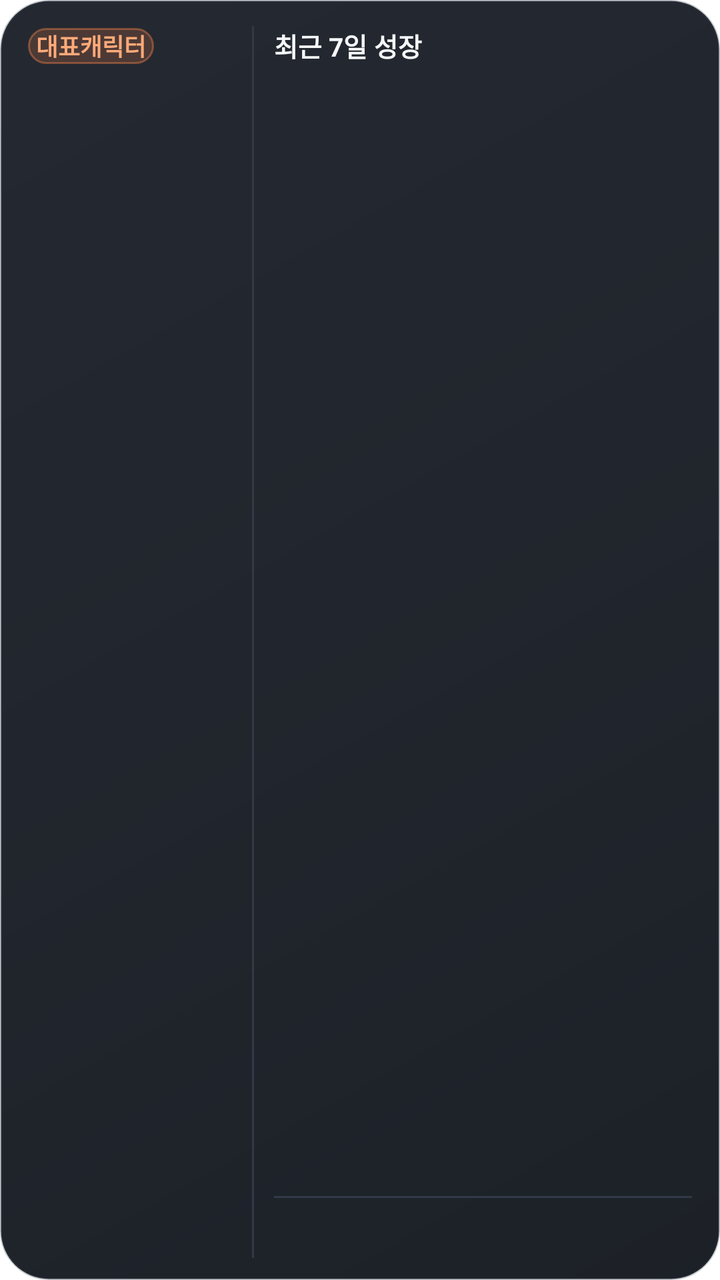
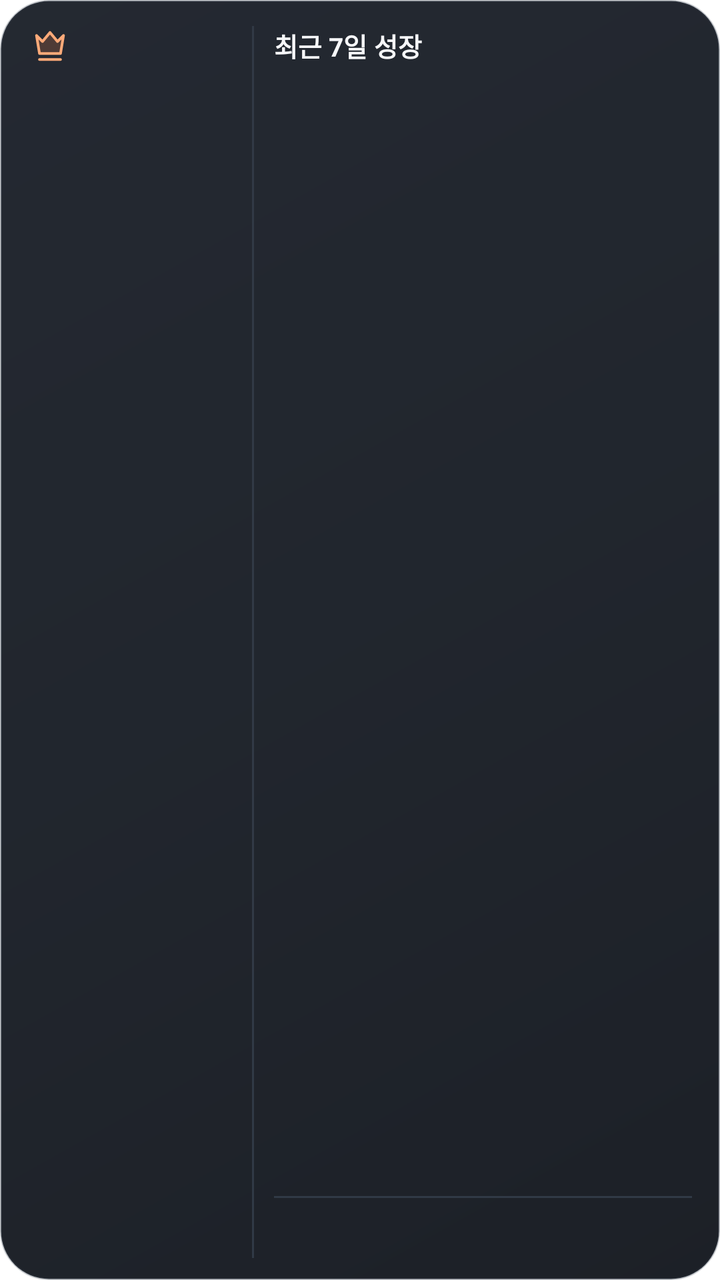

Screens rendered from an Android XML layout before and after an edit, with the pre-edit source and the edit as a unified diff.
<!-- AndroidManifest.xml: application theme Theme.maple_guild_tracker -->
<!-- res/layout/widget_primary_combined.xml -->
<?xml version="1.0" encoding="utf-8"?>
<LinearLayout xmlns:android="http://schemas.android.com/apk/res/android"
    android:id="@+id/primary_widget_root"
    android:layout_width="match_parent"
    android:layout_height="match_parent"
    android:background="@drawable/maple_widget_background"
    android:orientation="horizontal">

    <LinearLayout
        android:layout_width="112dp"
        android:layout_height="match_parent"
        android:orientation="vertical"
        android:paddingRight="10dp">
        <LinearLayout android:layout_width="match_parent" android:layout_height="20dp" android:gravity="center_vertical" android:orientation="horizontal">
            <TextView android:layout_width="wrap_content" android:layout_height="18dp" android:background="@drawable/maple_widget_label_background" android:gravity="center" android:paddingLeft="4dp" android:paddingRight="4dp" android:text="대표캐릭터" android:textColor="#FFAA79" android:textSize="12sp" android:textStyle="bold" />
            <TextView android:id="@+id/primary_name" android:layout_width="0dp" android:layout_height="wrap_content" android:layout_marginStart="4dp" android:layout_weight="1" android:ellipsize="end" android:gravity="end" android:maxLines="1" android:textColor="#D8DEE8" android:textSize="12sp" android:textStyle="bold" />
        </LinearLayout>
        <FrameLayout android:layout_width="match_parent" android:layout_height="0dp" android:layout_marginTop="2dp" android:layout_weight="1">
            <ViewFlipper
                android:id="@+id/primary_avatar_flipper"
                android:layout_width="match_parent"
                android:layout_height="match_parent"
                android:autoStart="true"
                android:flipInterval="650">
                <ImageView android:id="@+id/primary_avatar_frame_0" android:layout_width="match_parent" android:layout_height="match_parent" android:adjustViewBounds="true" android:contentDescription="대표 캐릭터 대기 모션" android:scaleType="fitCenter" />
                <ImageView android:id="@+id/primary_avatar_frame_1" android:layout_width="match_parent" android:layout_height="match_parent" android:adjustViewBounds="true" android:contentDescription="대표 캐릭터 대기 모션" android:scaleType="fitCenter" />
                <ImageView android:id="@+id/primary_avatar_frame_2" android:layout_width="match_parent" android:layout_height="match_parent" android:adjustViewBounds="true" android:contentDescription="대표 캐릭터 대기 모션" android:scaleType="fitCenter" />
                <ImageView android:id="@+id/primary_avatar_frame_3" android:layout_width="match_parent" android:layout_height="match_parent" android:adjustViewBounds="true" android:contentDescription="대표 캐릭터 대기 모션" android:scaleType="fitCenter" />
            </ViewFlipper>
        </FrameLayout>
        <TextView android:id="@+id/primary_rate" android:layout_width="match_parent" android:layout_height="21dp" android:gravity="center|bottom" android:maxLines="1" android:textColor="#FFFFFF" android:textSize="16sp" android:textStyle="bold" />
        <TextView android:id="@+id/primary_gain" android:layout_width="match_parent" android:layout_height="14dp" android:gravity="center" android:maxLines="1" android:textColor="#69D9B6" android:textSize="12sp" android:textStyle="bold" />
    </LinearLayout>

    <TextView android:layout_width="1dp" android:layout_height="match_parent" android:layout_marginRight="10dp" android:background="#313A46" />

    <LinearLayout android:layout_width="0dp" android:layout_height="match_parent" android:layout_weight="1" android:orientation="vertical">
        <TextView android:layout_width="match_parent" android:layout_height="18dp" android:ellipsize="end" android:gravity="center_vertical" android:maxLines="1" android:text="최근 7일 성장" android:textColor="#F7F8FA" android:textSize="13sp" android:textStyle="bold" />
        <TextView android:id="@+id/weekly_day_1" style="@style/MapleWidgetWeeklyDay" />
        <TextView android:id="@+id/weekly_day_2" style="@style/MapleWidgetWeeklyDay" />
        <TextView android:id="@+id/weekly_day_3" style="@style/MapleWidgetWeeklyDay" />
        <TextView android:id="@+id/weekly_day_4" style="@style/MapleWidgetWeeklyDay" />
        <TextView android:id="@+id/weekly_day_5" style="@style/MapleWidgetWeeklyDay" />
        <TextView android:id="@+id/weekly_day_6" style="@style/MapleWidgetWeeklyDay" />
        <TextView android:id="@+id/weekly_day_7" style="@style/MapleWidgetWeeklyDay" />
        <TextView android:layout_width="match_parent" android:layout_height="1dp" android:layout_marginTop="2dp" android:layout_marginBottom="2dp" android:background="#313A46" />
        <TextView android:id="@+id/weekly_average" android:layout_width="match_parent" android:layout_height="14dp" android:ellipsize="end" android:gravity="center_vertical" android:maxLines="1" android:textColor="#D6DAE1" android:textSize="12sp" android:textStyle="bold" />
        <TextView android:id="@+id/weekly_estimate" android:layout_width="match_parent" android:layout_height="14dp" android:ellipsize="end" android:gravity="center_vertical" android:maxLines="1" android:textColor="#FFAA79" android:textSize="12sp" android:textStyle="bold" />
    </LinearLayout>
</LinearLayout>
<!-- resources referenced by this layout -->
<resources>
  <!-- drawable maple_widget_background (drawable) -->
  <?xml version="1.0" encoding="utf-8"?>
  <shape xmlns:android="http://schemas.android.com/apk/res/android" android:shape="rectangle">
      <gradient android:angle="315" android:startColor="#F51B2029" android:centerColor="#F5181D25" android:endColor="#F513171E" />
      <stroke android:width="1dp" android:color="#4A45505F" />
      <corners android:radius="24dp" />
      <padding android:left="14dp" android:top="13dp" android:right="14dp" android:bottom="11dp" />
  </shape>
  <!-- drawable maple_widget_label_background (drawable) -->
  <?xml version="1.0" encoding="utf-8"?>
  <shape xmlns:android="http://schemas.android.com/apk/res/android" android:shape="rectangle">
      <solid android:color="#2EFF874A" />
      <stroke android:width="1dp" android:color="#66FF874A" />
      <corners android:radius="10dp" />
  </shape>
  <style name="MapleWidgetWeeklyDay">
          <item name="android:layout_width">match_parent</item>
          <item name="android:layout_height">0dp</item>
          <item name="android:layout_weight">1</item>
          <item name="android:ellipsize">end</item>
          <item name="android:gravity">center_vertical</item>
          <item name="android:maxLines">1</item>
          <item name="android:textColor">#B8C0CC</item>
          <item name="android:textSize">12sp</item>
      </style>
  <style name="Theme.maple_guild_tracker" parent="Theme.MaterialComponents.DayNight.NoActionBar">
          
      </style>
</resources>

<!-- the commit's change to res/layout/widget_primary_combined.xml (unified diff, before → after) -->
@@ -12,8 +12,8 @@
         android:orientation="vertical"
         android:paddingRight="10dp">
         <LinearLayout android:layout_width="match_parent" android:layout_height="20dp" android:gravity="center_vertical" android:orientation="horizontal">
-            <TextView android:layout_width="wrap_content" android:layout_height="18dp" android:background="@drawable/maple_widget_label_background" android:gravity="center" android:paddingLeft="4dp" android:paddingRight="4dp" android:text="대표캐릭터" android:textColor="#FFAA79" android:textSize="12sp" android:textStyle="bold" />
-            <TextView android:id="@+id/primary_name" android:layout_width="0dp" android:layout_height="wrap_content" android:layout_marginStart="4dp" android:layout_weight="1" android:ellipsize="end" android:gravity="end" android:maxLines="1" android:textColor="#D8DEE8" android:textSize="12sp" android:textStyle="bold" />
+            <ImageView android:layout_width="22dp" android:layout_height="18dp" android:contentDescription="대표 캐릭터" android:scaleType="centerInside" android:src="@drawable/maple_widget_crown" />
+            <TextView android:id="@+id/primary_name" android:layout_width="0dp" android:layout_height="wrap_content" android:layout_marginStart="3dp" android:layout_weight="1" android:autoSizeMaxTextSize="12sp" android:autoSizeMinTextSize="10sp" android:autoSizeStepGranularity="1sp" android:autoSizeTextType="uniform" android:gravity="end" android:maxLines="1" android:textColor="#D8DEE8" android:textSize="12sp" android:textStyle="bold" />
         </LinearLayout>
         <FrameLayout android:layout_width="match_parent" android:layout_height="0dp" android:layout_marginTop="2dp" android:layout_weight="1">
             <ViewFlipper
<!-- resource entries referenced after the edit -->
@@ -8,13 +8,24 @@
       <corners android:radius="24dp" />
       <padding android:left="14dp" android:top="13dp" android:right="14dp" android:bottom="11dp" />
   </shape>
-  <!-- drawable maple_widget_label_background (drawable) -->
+  <!-- drawable maple_widget_crown (drawable) -->
   <?xml version="1.0" encoding="utf-8"?>
-  <shape xmlns:android="http://schemas.android.com/apk/res/android" android:shape="rectangle">
-      <solid android:color="#2EFF874A" />
-      <stroke android:width="1dp" android:color="#66FF874A" />
-      <corners android:radius="10dp" />
-  </shape>
+  <vector xmlns:android="http://schemas.android.com/apk/res/android"
+      android:width="24dp"
+      android:height="24dp"
+      android:viewportWidth="24"
+      android:viewportHeight="24">
+      <path
+          android:fillColor="#33FF874A"
+          android:pathData="M3,5L7,9L12,3L17,9L21,5L19,17L5,17Z" />
+      <path
+          android:fillColor="@android:color/transparent"
+          android:pathData="M3,5L7,9L12,3L17,9L21,5L19,17L5,17ZM5,21L19,21"
+          android:strokeColor="#FFAA79"
+          android:strokeLineCap="round"
+          android:strokeLineJoin="round"
+          android:strokeWidth="1.8" />
+  </vector>
   <style name="MapleWidgetWeeklyDay">
           <item name="android:layout_width">match_parent</item>
           <item name="android:layout_height">0dp</item>
